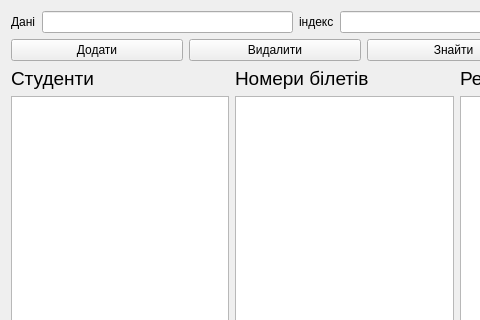
The window that main.ui (gigsoll/gigsoll-circular-linked-list-qt) describes before a commit, drawn with Qt 5; both pictures show x 0 to 480 and y 0 to 320 of the 907 by 506 pixel window.
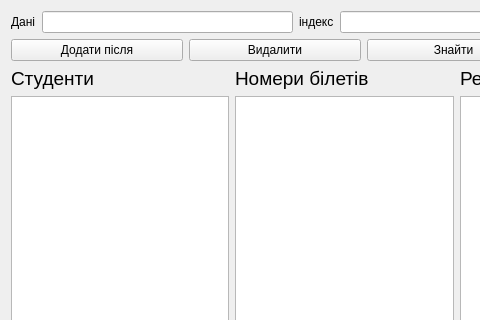
The same window after the commit.

Commit message: add buttod is done

```diff
--- a/main.ui
+++ b/main.ui
@@ -55,7 +55,7 @@
        <item>
         <widget class="QPushButton" name="pbAdd">
          <property name="text">
-          <string>Додати</string>
+          <string>Додати після</string>
          </property>
         </widget>
        </item>
```
The commit also changes 1 other file.
